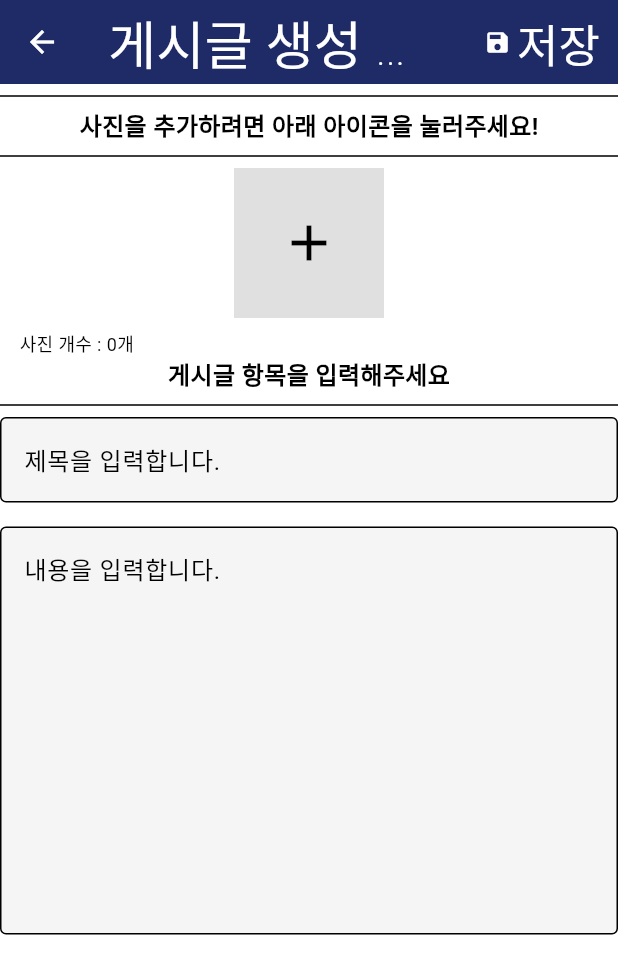
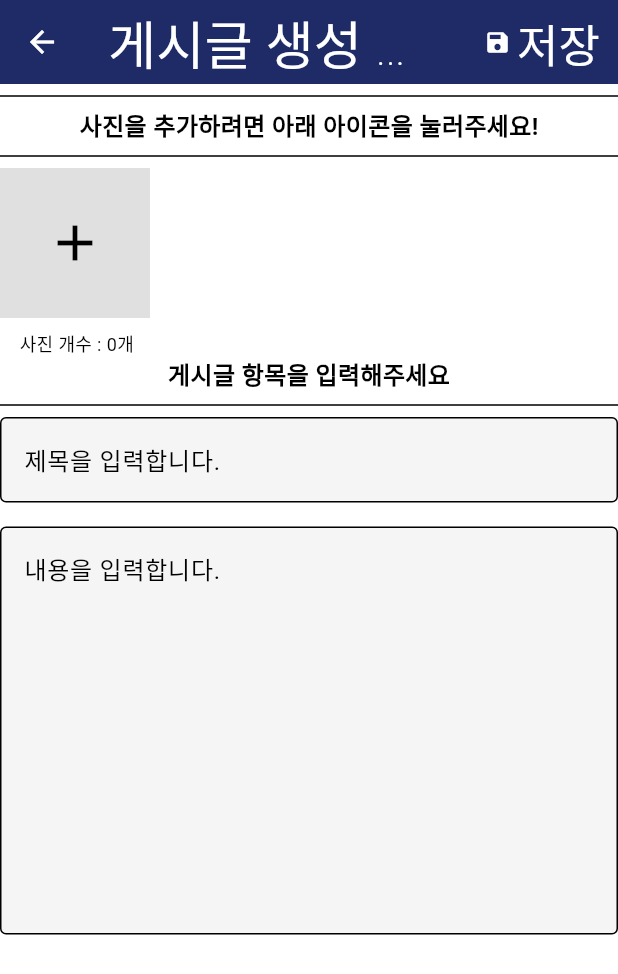
Before and after one commit to gimseongcheol/team_project, a Flutter app: the CreatePostScreen screen opened directly, on a phone screen of 412 x 824 dp. Shown: the top 974 px of the screen. Run offline on Flutter 3.47's test engine with Material 3 defaults, Android fonts, the phone set to English and light mode, and no system bars; our stand-ins replace carousel_slider, cloud_firestore, extended_image, firebase_auth, firebase_core, firebase_storage and 6 more; missing offline and left inert: flutter_state_notifier; accounts and stored records are empty; Roboto replaces fonts that are missing (Dongle).

```diff
--- a/lib/models/feed_model.dart
+++ b/lib/models/feed_model.dart
@@ -4,7 +4,8 @@ import 'package:team_project/models/user_model.dart';
 
 
 class FeedModel {
-  final String clubId;
+  final String uid;
+  //final String clubId;
   final String feedId;
   final String desc;
   final String title;
@@ -12,10 +13,11 @@ class FeedModel {
   final List<String> likes;
   final int likeCount;
   final Timestamp createAt;
-  final ClubModel writer;
+  final UserModel writer;
 
   const FeedModel({
-    required this.clubId,
+    required this.uid,
+    //required this.clubId,
     required this.feedId,
     required this.desc,
     required this.title,
@@ -27,10 +29,11 @@ class FeedModel {
   });
 
   Map<String, dynamic> toMap({
-    required DocumentReference<Map<String, dynamic>> clubDocRef,
+    required DocumentReference<Map<String, dynamic>> userDocRef,
   }) {
     return {
-      'clubId': this.clubId,
+      'uid': this.uid,
+      //'clubId': this.clubId,
       'feedId': this.feedId,
       'desc': this.desc,
       'title': this.title,
@@ -38,13 +41,14 @@ class FeedModel {
       'likes': this.likes,
       'likeCount': this.likeCount,
       'createAt': this.createAt,
-      'writer': clubDocRef,
+      'writer': userDocRef,
     };
   }
 
   factory FeedModel.fromMap(Map<String, dynamic> map) {
     return FeedModel(
-      clubId: map['clubId'],
+      uid: map['uid'],
+      //clubId: map['clubId'],
       feedId: map['feedId'],
       desc: map['desc'],
       title: map['title'],
@@ -58,6 +62,6 @@ class FeedModel {
 
   @override
   String toString() {
-    return 'FeedModel{clubId: $clubId, feedId: $feedId, desc: $desc,title: $title, imageUrls: $imageUrls, likes: $likes, likeCount: $likeCount, createAt: $createAt, writer: $writer}';
+    return 'FeedModel{uid: $uid, feedId: $feedId, desc: $desc,title: $title, imageUrls: $imageUrls, likes: $likes, likeCount: $likeCount, createAt: $createAt, writer: $writer}';
   }
 }
--- a/lib/providers/feed/feed_provider.dart
+++ b/lib/providers/feed/feed_provider.dart
@@ -12,7 +12,6 @@ class FeedProvider extends StateNotifier<FeedState> with LocatorMixin {
   Future<void> getFeedList() async {
     try {
       state = state.copyWith(feedStatus: FeedStatus.fetching);
-
       List<FeedModel> feedList = await read<FeedRepository>().getFeedList();
 
       state = state.copyWith(
@@ -33,12 +32,12 @@ class FeedProvider extends StateNotifier<FeedState> with LocatorMixin {
     try {
       state = state.copyWith(feedStatus: FeedStatus.submitting);
 
-      String clubId = read<ClubModel>().clubId;
+      String uid = read<User>().uid;
       FeedModel feedModel = await read<FeedRepository>().uploadFeed(
         files: files,
         desc: desc,
         title: title,
-        clubId: clubId,
+        uid: uid,
       );
       //상태관리 갱신
       state = state.copyWith(
--- a/lib/screen/auth/splash_screen.dart
+++ b/lib/screen/auth/splash_screen.dart
@@ -19,7 +19,7 @@ class SplashScreen extends StatelessWidget {
               ? MainForm()//MainScreen()
               : SigninScreen(),
         ),
-        (route) => route.isFirst,
+            (route) => route.isFirst,
       );
     });
     return Scaffold(
--- a/lib/screen/clubPage/PostScreen.dart
+++ b/lib/screen/clubPage/PostScreen.dart
@@ -10,6 +10,7 @@ import 'package:team_project/screen/modify/createPostScreen.dart';
 import 'package:team_project/widgets/Post.dart';
 
 class PostScreen extends StatelessWidget {
+
   final List<Post> posts = [
     Post(
       //imageUrl: 'assets/post_image1.jpeg',
@@ -95,7 +96,7 @@ class PostScreen extends StatelessWidget {
       floatingActionButton: FloatingActionButton(
         onPressed: () {
           Navigator.push(context,
-              MaterialPageRoute(builder: (context) => CreatePostScreen(onFeedUploaded: () {},)));
+              MaterialPageRoute(builder: (context) => CreatePostScreen(onFeedUploaded: () {})));
         },
         child: Icon(Icons.add),
       ),
--- a/lib/screen/modify/ModifyPostScreen.dart
+++ b/lib/screen/modify/ModifyPostScreen.dart
@@ -71,7 +71,7 @@ class ModifyPostScreen extends StatelessWidget {
             context,
             MaterialPageRoute(
                 builder: (context) =>
-                    CreatePostScreen(onFeedUploaded: () {},)), // CreatePostScreen으로 이동
+                    CreatePostScreen(onFeedUploaded: () {})), // CreatePostScreen으로 이동
           );
         },
         child: Icon(Icons.add, color: Colors.black),
--- a/lib/screen/modify/createPostScreen.dart
+++ b/lib/screen/modify/createPostScreen.dart
@@ -3,8 +3,10 @@ import 'dart:io';
 import 'package:flutter/material.dart';
 import 'package:image_picker/image_picker.dart';
 import 'package:team_project/exceptions/custom_exception.dart';
+import 'package:team_project/models/club_model.dart';
 import 'package:team_project/providers/feed/feed_provider.dart';
 import 'package:team_project/providers/feed/feed_state.dart';
+import 'package:team_project/screen/clubPage/ClubMainScreen.dart';
 import 'package:team_project/screen/clubPage/PostScreen.dart';
 import 'package:team_project/theme/theme_manager.dart';
 import 'package:provider/provider.dart';
@@ -25,8 +27,7 @@ class CreatePostScreen extends StatefulWidget {
 class _CreatePostScreenState extends State<CreatePostScreen> {
   final List<String> _files = [];
   final TextEditingController _textEditingController = TextEditingController();
-  final TextEditingController _contentEditingController =
-      TextEditingController();
+  final TextEditingController _contentEditingController = TextEditingController();
 
   @override
   void dispose() {
@@ -159,8 +160,9 @@ class _CreatePostScreenState extends State<CreatePostScreen> {
               ),
             ),
             Divider(),
-            Center(
-              child: Expanded(
+            Row(
+              children: [
+                Expanded(
                   child: SingleChildScrollView(
                     scrollDirection: Axis.horizontal,
                     child: Row(
@@ -197,6 +199,7 @@ class _CreatePostScreenState extends State<CreatePostScreen> {
                     ),
                   ),
                 ),
+              ],
             ),
             Padding(
               padding: const EdgeInsets.only(left: 13.0, top: 8.0),
@@ -318,10 +321,8 @@ class _CreatePostScreenState extends State<CreatePostScreen> {
                   ? null
                   : () async {
                   Navigator.of(context).pop();
-
                       try {
                         FocusScope.of(context).unfocus();
-
                         // uploadFeed 메서드의 실행이 완료될 때까지 기다림
                         await context.read<FeedProvider>().uploadFeed(
                               files: _files,
```
Also changed, not shown: lib/repositories/feed_repository.dart (+43 -26 lines). Lines whose indentation alone changed are shown as unchanged.
